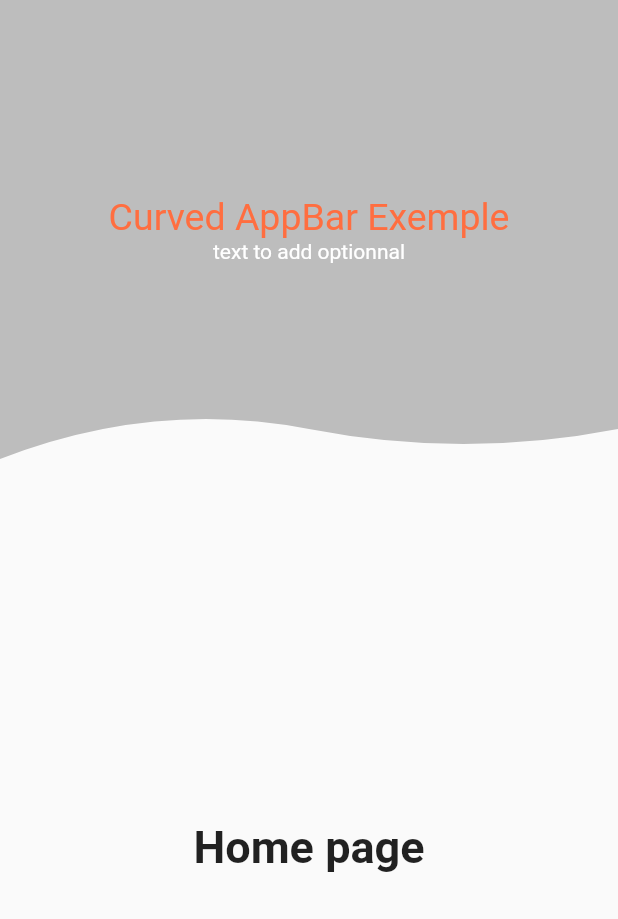
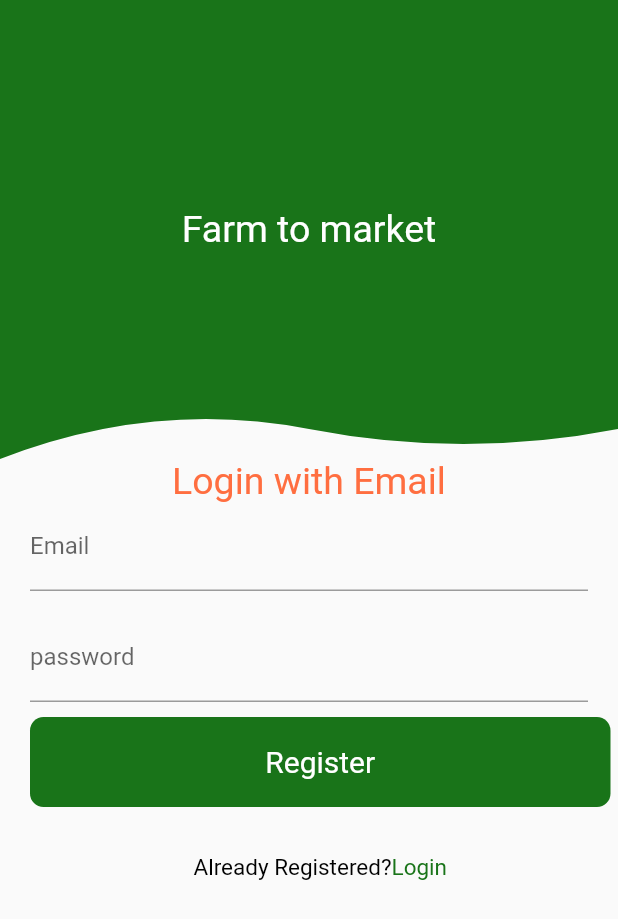
Before and after one commit to jenniekibiri/farm_app, a Flutter app: the screen it shows after launch, after a tap on an icon or button, on a phone screen of 412 x 824 dp. Shown: the top 919 px of the screen. Run offline on Flutter 3.47's test engine with Material 2 defaults, Android fonts, the phone set to English and light mode, and no system bars; our stand-ins replace hexcolor, splashscreen.

Commit message:
create register widget

```diff
--- a/lib/main.dart
+++ b/lib/main.dart
@@ -5,7 +5,6 @@ import 'package:hexcolor/hexcolor.dart';
 void main() {
   runApp(MyApp());
 }
-
 
 class MyApp extends StatefulWidget {
   @override
@@ -41,33 +40,35 @@ class LoginPage extends StatelessWidget {
   @override
   Widget build(BuildContext context) {
     return Scaffold(
-      appBar:PreferredSize(
+      appBar: PreferredSize(
           child: ClipPath(
             clipper: CustomAppBar(),
             child: Container(
-              color:  HexColor("#197419"),
+              color: HexColor("#197419"),
               child: Column(
                 mainAxisAlignment: MainAxisAlignment.center,
                 children: <Widget>[
-              Text('Farm to market' , style: TextStyle(color: Colors.white, fontSize: 25),),
-
+                  Text(
+                    'Farm to market',
+                    style: TextStyle(color: Colors.white, fontSize: 25),
+                  ),
                 ],
               ),
             ),
           ),
-          preferredSize: Size.fromHeight(kToolbarHeight + 250)
-          ),
+          preferredSize: Size.fromHeight(kToolbarHeight + 250)),
       body: Container(
         //container helps in positioning items
         child: Column(
-
           crossAxisAlignment: CrossAxisAlignment.center,
           children: <Widget>[
-             Text('Farm to market' , style: TextStyle(color: Colors.deepOrangeAccent, fontSize: 25),),
+            Text(
+              'Login with Email',
+              style: TextStyle(color: Colors.deepOrangeAccent, fontSize: 25),
+            ),
             Padding(
               padding: EdgeInsets.symmetric(horizontal: 20.0, vertical: 0.0),
               child: TextField(
-
                 decoration: InputDecoration(labelText: 'Email'),
               ),
             ),
@@ -81,7 +82,6 @@ class LoginPage extends StatelessWidget {
                 decoration: InputDecoration(labelText: 'password'),
               ),
             ),
-
             new Row(
               mainAxisAlignment: MainAxisAlignment.center,
               children: <Widget>[
@@ -108,10 +108,7 @@ class LoginPage extends StatelessWidget {
                         )),
                   ),
                 ),
-
-
               ],
-
             ),
             new Row(
               mainAxisAlignment: MainAxisAlignment.center,
@@ -123,43 +120,40 @@ class LoginPage extends StatelessWidget {
                     child: new Container(
                         alignment: Alignment.center,
                         height: 60.0,
-
                         child: GestureDetector(
                           onTap: () {
                             Navigator.push(
                                 context,
                                 MaterialPageRoute(
-                                    builder: (context) => HomePage()));
+                                    builder: (context) => RegisterPage()));
                           },
                           child: Row(
                             mainAxisAlignment: MainAxisAlignment.center,
                             children: <Widget>[
-              Text('Don\'t have an account?' ,
-              style: TextStyle(color: Colors.black, fontSize: 15),
+                              Text(
+                                'Don\'t have an account?',
+                                style: TextStyle(
+                                    color: Colors.black, fontSize: 15),
                               ),
-               Text('Don\'t have an account?' ,
-              style: TextStyle(color: HexColor("#197419"), fontSize: 15),
+                              Text(
+                                'Don\'t have an account?',
+                                style: TextStyle(
+                                    color: HexColor("#197419"), fontSize: 15),
                               ),
                             ],
                           ),
-
-
-                        )
+                        )),
                   ),
                 ),
-                ),
-
-
               ],
-
             ),
           ],
         ),
       ),
-
     );
   }
 }
+
 class HomePage extends StatelessWidget {
   @override
   Widget build(BuildContext context) {
@@ -167,13 +161,25 @@ class HomePage extends StatelessWidget {
       appBar: PreferredSize(
           child: ClipPath(
             clipper: CustomAppBar(),
-            child: Container(color: Colors.grey[400], child: Column( mainAxisAlignment: MainAxisAlignment.center ,children: <Widget>[
-              Text('Curved AppBar Exemple' , style: TextStyle(color: Colors.deepOrangeAccent, fontSize: 25),),
-              Text('text to add optionnal', style: TextStyle(color: Colors.white),),
-            ],),),
+            child: Container(
+              color: Colors.grey[400],
+              child: Column(
+                mainAxisAlignment: MainAxisAlignment.center,
+                children: <Widget>[
+                  Text(
+                    'Curved AppBar Exemple',
+                    style:
+                        TextStyle(color: Colors.deepOrangeAccent, fontSize: 25),
                   ),
-          preferredSize: Size.fromHeight(kToolbarHeight + 250)
+                  Text(
+                    'text to add optionnal',
+                    style: TextStyle(color: Colors.white),
                   ),
+                ],
+              ),
+            ),
+          ),
+          preferredSize: Size.fromHeight(kToolbarHeight + 250)),
       body: new Center(
         child: new Text(
           "Home page",
@@ -183,28 +189,144 @@ class HomePage extends StatelessWidget {
     );
   }
 }
+
 class CustomAppBar extends CustomClipper<Path> {
   @override
   Path getClip(Size size) {
     Path path = new Path();
 
-   path.lineTo(0, size.height) ;
-   path.quadraticBezierTo(size.width/4, size.height-40, size.width/2, size.height-20) ;
+    path.lineTo(0, size.height);
+    path.quadraticBezierTo(
+        size.width / 4, size.height - 40, size.width / 2, size.height - 20);
 
-   path.quadraticBezierTo(3/4 * size.width, size.height, size.width, size.height - 20) ;
+    path.quadraticBezierTo(
+        3 / 4 * size.width, size.height, size.width, size.height - 20);
 
-   path.lineTo(size.width, 0) ;
+    path.lineTo(size.width, 0);
 
-
-    return path ;
+    return path;
   }
 
   @override
   bool shouldReclip(CustomClipper<Path> oldClipper) {
-
     return false;
   }
+}
 
-
-
+class RegisterPage extends StatelessWidget {
+  @override
+  Widget build(BuildContext context) {
+    return Scaffold(
+      appBar: PreferredSize(
+          child: ClipPath(
+            clipper: CustomAppBar(),
+            child: Container(
+              color: HexColor("#197419"),
+              child: Column(
+                mainAxisAlignment: MainAxisAlignment.center,
+                children: <Widget>[
+                  Text(
+                    'Farm to market',
+                    style: TextStyle(color: Colors.white, fontSize: 25),
+                  ),
+                ],
+              ),
+            ),
+          ),
+          preferredSize: Size.fromHeight(kToolbarHeight + 250)),
+      body: Container(
+        //container helps in positioning items
+        child: Column(
+          crossAxisAlignment: CrossAxisAlignment.center,
+          children: <Widget>[
+            Text(
+              'Login with Email',
+              style: TextStyle(color: Colors.deepOrangeAccent, fontSize: 25),
+            ),
+            Padding(
+              padding: EdgeInsets.symmetric(horizontal: 20.0, vertical: 0.0),
+              child: TextField(
+                decoration: InputDecoration(labelText: 'Email'),
+              ),
+            ),
+            SizedBox(
+              height: 15.0,
+            ),
+            Padding(
+              padding: EdgeInsets.symmetric(horizontal: 20.0, vertical: 0.0),
+              child: TextField(
+                obscureText: true,
+                decoration: InputDecoration(labelText: 'password'),
+              ),
+            ),
+            new Row(
+              mainAxisAlignment: MainAxisAlignment.center,
+              children: <Widget>[
+                Expanded(
+                  child: Padding(
+                    padding: const EdgeInsets.only(
+                        left: 20.0, right: 5.0, top: 10.0),
+                    child: new Container(
+                        alignment: Alignment.center,
+                        height: 60.0,
+                        decoration: new BoxDecoration(
+                            color: HexColor("#197419"),
+                            borderRadius: new BorderRadius.circular(9.0)),
+                        child: GestureDetector(
+                          onTap: () {
+                            Navigator.push(
+                                context,
+                                MaterialPageRoute(
+                                    builder: (context) => HomePage()));
+                          },
+                          child: Text("Register",
+                              style: new TextStyle(
+                                  fontSize: 20.0, color: Colors.white)),
+                        )),
+                  ),
+                ),
+              ],
+            ),
+            new Row(
+              mainAxisAlignment: MainAxisAlignment.center,
+              children: <Widget>[
+                Expanded(
+                  child: Padding(
+                    padding: const EdgeInsets.only(
+                        left: 20.0, right: 5.0, top: 10.0),
+                    child: new Container(
+                        alignment: Alignment.center,
+                        height: 60.0,
+                        child: GestureDetector(
+                          onTap: () {
+                            Navigator.push(
+                                context,
+                                MaterialPageRoute(
+                                    builder: (context) => LoginPage()));
+                          },
+                          child: Row(
+                            mainAxisAlignment: MainAxisAlignment.center,
+                            children: <Widget>[
+                              Text(
+                                'Already Registered?',
+                                style: TextStyle(
+                                    color: Colors.black, fontSize: 15),
+                              ),
+                              Text(
+                                'Login',
+                                style: TextStyle(
+                                    color: HexColor("#197419"), fontSize: 15),
+                              ),
+                            ],
+                          ),
+                        )),
+                  ),
+                ),
+              ],
+            ),
+          ],
+        ),
+      ),
+    );
   }
+}
```
Lines whose indentation alone changed are shown as unchanged.
